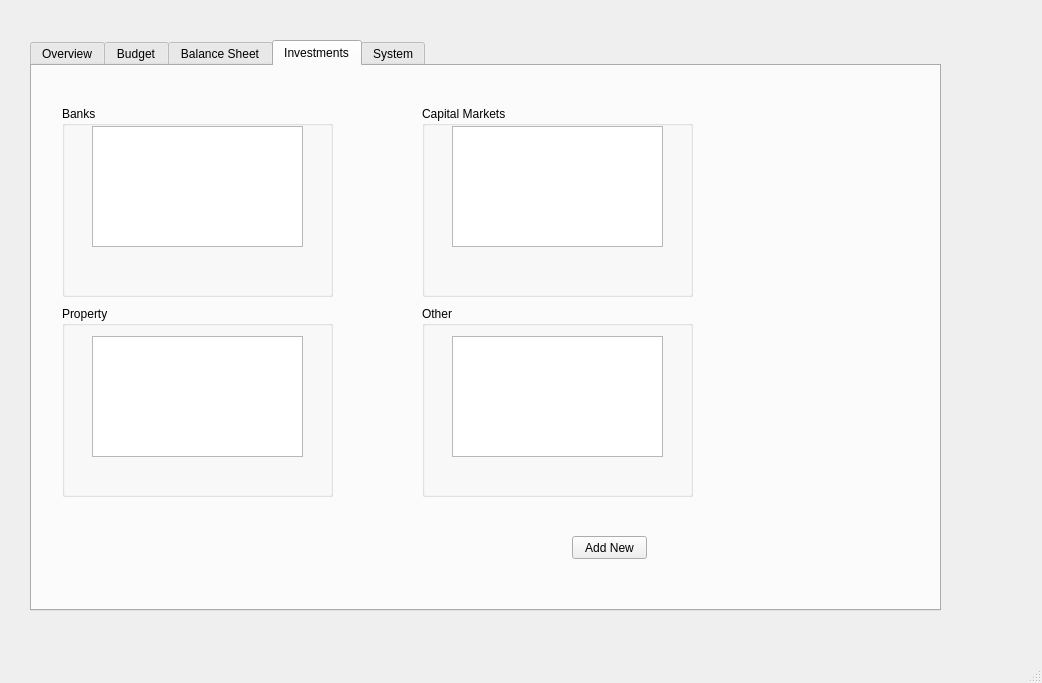
This is QTClient/Client/mainwindow.ui in ranadewa/WealthManager as Qt 5 draws it before an edit. The edited form follows.
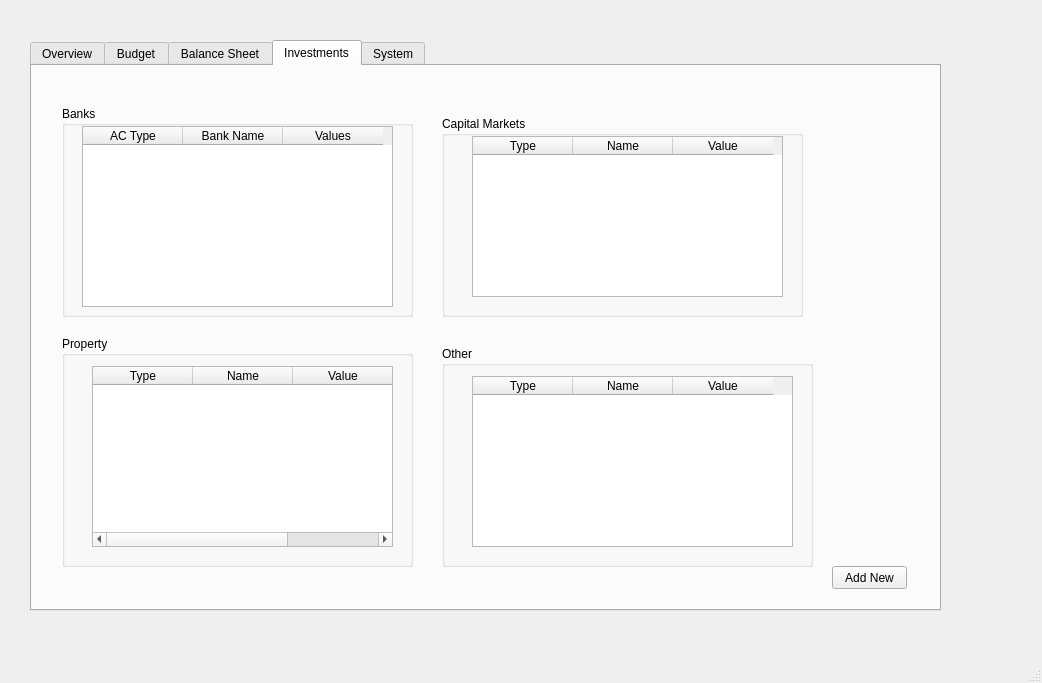
This is the edited form.

Patch:
```diff
--- a/QTClient/Client/mainwindow.ui
+++ b/QTClient/Client/mainwindow.ui
@@ -122,8 +122,8 @@
        <rect>
         <x>30</x>
         <y>40</y>
-        <width>271</width>
-        <height>191</height>
+        <width>351</width>
+        <height>211</height>
        </rect>
       </property>
       <property name="title">
@@ -132,21 +132,51 @@
       <widget class="QTableWidget" name="banksTable">
        <property name="geometry">
         <rect>
-         <x>30</x>
+         <x>20</x>
          <y>20</y>
-         <width>211</width>
-         <height>121</height>
+         <width>311</width>
+         <height>181</height>
         </rect>
        </property>
+       <property name="sizePolicy">
+        <sizepolicy hsizetype="Expanding" vsizetype="Expanding">
+         <horstretch>0</horstretch>
+         <verstretch>0</verstretch>
+        </sizepolicy>
+       </property>
+       <property name="font">
+        <font>
+         <weight>50</weight>
+         <bold>false</bold>
+        </font>
+       </property>
+       <property name="columnCount">
+        <number>3</number>
+       </property>
+       <column>
+        <property name="text">
+         <string>AC Type</string>
+        </property>
+       </column>
+       <column>
+        <property name="text">
+         <string>Bank Name</string>
+        </property>
+       </column>
+       <column>
+        <property name="text">
+         <string>Values</string>
+        </property>
+       </column>
       </widget>
      </widget>
      <widget class="QGroupBox" name="groupBox_4">
       <property name="geometry">
        <rect>
-        <x>390</x>
-        <y>40</y>
-        <width>271</width>
-        <height>191</height>
+        <x>410</x>
+        <y>50</y>
+        <width>361</width>
+        <height>201</height>
        </rect>
       </property>
       <property name="title">
@@ -157,19 +187,37 @@
         <rect>
          <x>30</x>
          <y>20</y>
-         <width>211</width>
-         <height>121</height>
+         <width>311</width>
+         <height>161</height>
         </rect>
        </property>
+       <property name="columnCount">
+        <number>3</number>
+       </property>
+       <column>
+        <property name="text">
+         <string>Type</string>
+        </property>
+       </column>
+       <column>
+        <property name="text">
+         <string>Name</string>
+        </property>
+       </column>
+       <column>
+        <property name="text">
+         <string>Value</string>
+        </property>
+       </column>
       </widget>
      </widget>
      <widget class="QGroupBox" name="groupBox_5">
       <property name="geometry">
        <rect>
         <x>30</x>
-        <y>240</y>
-        <width>271</width>
-        <height>191</height>
+        <y>270</y>
+        <width>351</width>
+        <height>231</height>
        </rect>
       </property>
       <property name="title">
@@ -180,19 +228,37 @@
         <rect>
          <x>30</x>
          <y>30</y>
-         <width>211</width>
-         <height>121</height>
+         <width>301</width>
+         <height>181</height>
         </rect>
        </property>
+       <property name="columnCount">
+        <number>3</number>
+       </property>
+       <column>
+        <property name="text">
+         <string>Type</string>
+        </property>
+       </column>
+       <column>
+        <property name="text">
+         <string>Name</string>
+        </property>
+       </column>
+       <column>
+        <property name="text">
+         <string>Value</string>
+        </property>
+       </column>
       </widget>
      </widget>
      <widget class="QGroupBox" name="groupBox_6">
       <property name="geometry">
        <rect>
-        <x>390</x>
-        <y>240</y>
-        <width>271</width>
-        <height>191</height>
+        <x>410</x>
+        <y>280</y>
+        <width>371</width>
+        <height>221</height>
        </rect>
       </property>
       <property name="title">
@@ -203,17 +269,35 @@
         <rect>
          <x>30</x>
          <y>30</y>
-         <width>211</width>
-         <height>121</height>
+         <width>321</width>
+         <height>171</height>
         </rect>
        </property>
+       <property name="columnCount">
+        <number>3</number>
+       </property>
+       <column>
+        <property name="text">
+         <string>Type</string>
+        </property>
+       </column>
+       <column>
+        <property name="text">
+         <string>Name</string>
+        </property>
+       </column>
+       <column>
+        <property name="text">
+         <string>Value</string>
+        </property>
+       </column>
       </widget>
      </widget>
      <widget class="QPushButton" name="addNew">
       <property name="geometry">
        <rect>
-        <x>540</x>
-        <y>470</y>
+        <x>800</x>
+        <y>500</y>
         <width>75</width>
         <height>23</height>
        </rect>
```
